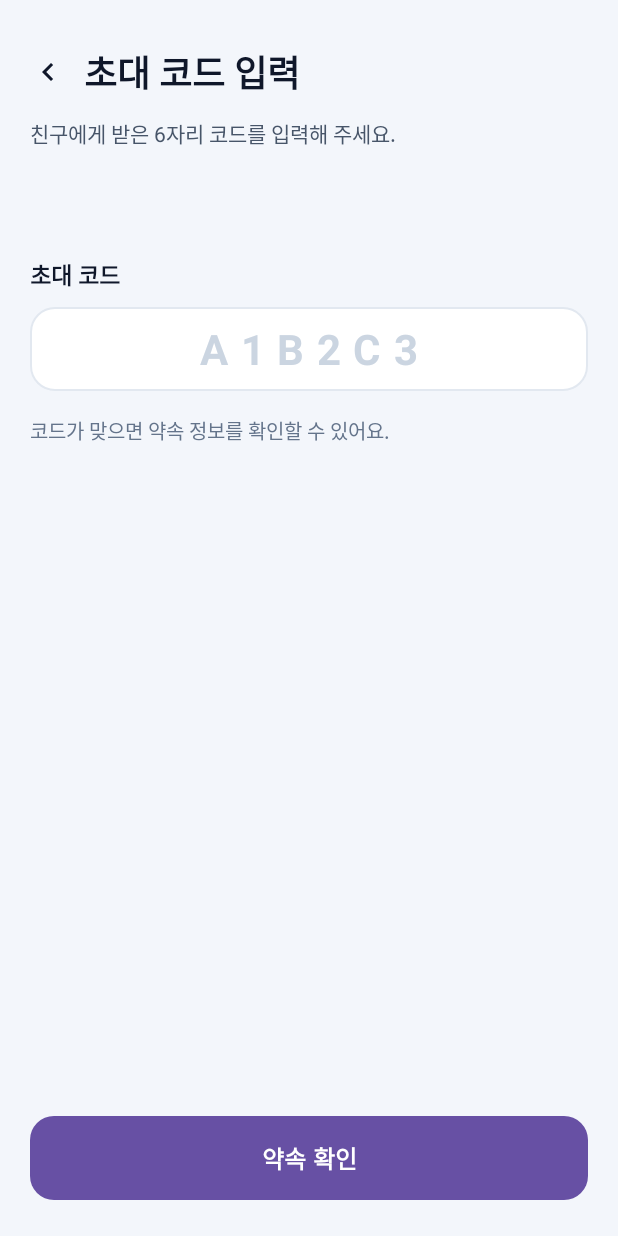
After one commit to aidkim6/Dawaga, an Android app: the JoinPromiseActivity screen opened directly, with no data from a screen before it, on a phone screen of 412 x 824 dp. The commit adds this screen. Run offline under Robolectric (Android 15) with nearby library versions, the phone set to English and light mode, and no system bars.

Commit message:
초대코드 입력 화면 생성

```diff
--- a/app/src/main/AndroidManifest.xml
+++ b/app/src/main/AndroidManifest.xml
@@ -56,6 +56,9 @@
         <activity
             android:name=".PromiseWaitingActivity"
             android:exported="false" />
+        <activity
+            android:name=".JoinPromiseActivity"
+            android:exported="false" />
 
         <!-- 위치 공유 화면 (location 패키지) -->
         <activity
--- /dev/null
+++ b/app/src/main/java/com/example/dawaga/JoinPromiseActivity.java
@@ -0,0 +1,61 @@
+package com.example.dawaga;
+
+import android.content.Intent;
+import android.os.Bundle;
+import android.text.InputFilter;
+import android.widget.Button;
+import android.widget.EditText;
+import android.widget.ImageButton;
+import android.widget.Toast;
+
+import androidx.appcompat.app.AppCompatActivity;
+
+public class JoinPromiseActivity extends AppCompatActivity {
+
+    private ImageButton btnBackJoin;
+    private EditText etInviteCode;
+    private Button btnConfirmPromise;
+
+    @Override
+    protected void onCreate(Bundle savedInstanceState) {
+        super.onCreate(savedInstanceState);
+        setContentView(R.layout.activity_join_promise);
+
+        btnBackJoin = findViewById(R.id.btn_back_join);
+        etInviteCode = findViewById(R.id.et_invite_code);
+        btnConfirmPromise = findViewById(R.id.btn_confirm_promise);
+
+        // 소문자로 입력해도 자동으로 대문자 + 최대 6자리로 변환
+        etInviteCode.setFilters(new InputFilter[]{
+                new InputFilter.AllCaps(),
+                new InputFilter.LengthFilter(6)
+        });
+
+        // 뒤로가기 버튼
+        btnBackJoin.setOnClickListener(v -> finish());
+
+        // 약속 확인 버튼 클릭
+        btnConfirmPromise.setOnClickListener(v -> {
+            String code = etInviteCode.getText().toString().trim().toUpperCase();
+
+            if (code.length() != 6) {
+                Toast.makeText(this, "6자리 초대 코드를 입력해 주세요.", Toast.LENGTH_SHORT).show();
+                return;
+            }
+
+            // TODO: DawagaFirebaseManager로 초대 코드 조회 후 약속 확인/대기실 화면 이동
+            checkInviteCode(code);
+        });
+    }
+
+    private void checkInviteCode(String inviteCode) {
+        // 임시 확인용 토스트 (Firebase 연동 전 테스트용)
+        Toast.makeText(this, "입력된 코드: " + inviteCode, Toast.LENGTH_SHORT).show();
+
+        // 연동 후 대기실 이동 예시:
+        // Intent intent = new Intent(JoinPromiseActivity.this, PromiseWaitingActivity.class);
+        // intent.putExtra("roomCode", inviteCode);
+        // startActivity(intent);
+        // finish();
+    }
+}
--- a/app/src/main/java/com/example/dawaga/MainActivity.java
+++ b/app/src/main/java/com/example/dawaga/MainActivity.java
@@ -58,6 +58,27 @@ public class MainActivity extends AppCompatActivity {
 
     // [추가] 약속 만들기 화면 결과 수신 런처
     private final ActivityResultLauncher<Intent> createPromiseLauncher =
+            registerForActivityResult(
+                    new ActivityResultContracts.StartActivityForResult(),
+                    result -> {
+                        if (result.getResultCode() == RESULT_OK && result.getData() != null) {
+                            Intent data = result.getData();
+                            String title = data.getStringExtra("promise_title");
+                            String date = data.getStringExtra("promise_date");
+                            String time = data.getStringExtra("promise_time");
+                            String place = data.getStringExtra("promise_place");
+                            String roomCode = data.getStringExtra("room_code");
+
+                            addActivePromiseCard(title, date, time, place, roomCode);
+                            if (data.getBooleanExtra("open_waiting", false)) {
+                                openPromiseWaiting(data);
+                            }
+                        }
+                    }
+            );
+
+    // [추가] 초대 코드로 참여 화면 결과 수신 런처
+    private final ActivityResultLauncher<Intent> joinPromiseLauncher =
             registerForActivityResult(
                     new ActivityResultContracts.StartActivityForResult(),
                     result -> {
@@ -180,6 +201,14 @@ public class MainActivity extends AppCompatActivity {
             cardCreatePromise.setOnClickListener(v -> {
                 Intent intent = new Intent(MainActivity.this, CreatePromiseActivity.class);
                 createPromiseLauncher.launch(intent);
+            });
+        }
+
+        LinearLayout cardJoinPromise = findViewById(R.id.card_join_by_code);
+        if (cardJoinPromise != null) {
+            cardJoinPromise.setOnClickListener(v -> {
+                Intent intent = new Intent(MainActivity.this, JoinPromiseActivity.class);
+                joinPromiseLauncher.launch(intent);
             });
         }
     }
--- /dev/null
+++ b/app/src/main/res/layout/activity_join_promise.xml
@@ -0,0 +1,113 @@
+<?xml version="1.0" encoding="utf-8"?>
+<RelativeLayout xmlns:android="http://schemas.android.com/apk/res/android"
+    xmlns:tools="http://schemas.android.com/tools"
+    android:layout_width="match_parent"
+    android:layout_height="match_parent"
+    android:background="#F3F6FB"
+    tools:context=".JoinPromiseActivity">
+
+    <!-- 하단 고정 버튼: 약속 확인 -->
+    <Button
+        android:id="@+id/btn_confirm_promise"
+        android:layout_width="match_parent"
+        android:layout_height="56dp"
+        android:layout_alignParentBottom="true"
+        android:layout_marginHorizontal="20dp"
+        android:layout_marginBottom="24dp"
+        android:background="@drawable/bg_setup_button"
+        android:backgroundTint="@null"
+        android:stateListAnimator="@null"
+        android:text="약속 확인"
+        android:textAllCaps="false"
+        android:textColor="#FFFFFF"
+        android:textSize="16sp"
+        android:textStyle="bold" />
+
+    <ScrollView
+        android:layout_width="match_parent"
+        android:layout_height="match_parent"
+        android:layout_above="@id/btn_confirm_promise"
+        android:fillViewport="true">
+
+        <LinearLayout
+            android:layout_width="match_parent"
+            android:layout_height="wrap_content"
+            android:orientation="vertical"
+            android:paddingHorizontal="20dp"
+            android:paddingTop="24dp"
+            android:paddingBottom="24dp">
+
+            <!-- 상단 헤더: < 초대 코드 입력 -->
+            <LinearLayout
+                android:layout_width="match_parent"
+                android:layout_height="wrap_content"
+                android:gravity="center_vertical"
+                android:orientation="horizontal">
+
+                <ImageButton
+                    android:id="@+id/btn_back_join"
+                    android:layout_width="48dp"
+                    android:layout_height="48dp"
+                    android:layout_marginStart="-12dp"
+                    android:background="?attr/selectableItemBackgroundBorderless"
+                    android:contentDescription="뒤로 가기"
+                    android:src="@drawable/ic_arrow_back" />
+
+                <TextView
+                    android:layout_width="wrap_content"
+                    android:layout_height="wrap_content"
+                    android:text="초대 코드 입력"
+                    android:textColor="#0F172A"
+                    android:textSize="24sp"
+                    android:textStyle="bold" />
+            </LinearLayout>
+
+            <TextView
+                android:layout_width="wrap_content"
+                android:layout_height="wrap_content"
+                android:layout_marginTop="6dp"
+                android:text="친구에게 받은 6자리 코드를 입력해 주세요."
+                android:textColor="#475569"
+                android:textSize="14sp" />
+
+            <!-- 초대 코드 라벨 (박스 바깥 상단) -->
+            <TextView
+                android:layout_width="wrap_content"
+                android:layout_height="wrap_content"
+                android:layout_marginTop="72dp"
+                android:text="초대 코드"
+                android:textColor="#0F172A"
+                android:textSize="15sp"
+                android:textStyle="bold" />
+
+            <!-- 6자리 코드 입력 박스 -->
+            <EditText
+                android:id="@+id/et_invite_code"
+                android:layout_width="match_parent"
+                android:layout_height="56dp"
+                android:layout_marginTop="10dp"
+                android:background="@drawable/bg_input_field"
+                android:gravity="center"
+                android:hint="A1B2C3"
+                android:inputType="textCapCharacters"
+                android:letterSpacing="0.3"
+                android:maxLength="6"
+                android:maxLines="1"
+                android:paddingHorizontal="18dp"
+                android:textColor="#0F172A"
+                android:textColorHint="#CBD5E1"
+                android:textSize="28sp"
+                android:textStyle="bold" />
+
+            <!-- 하단 안내 문구 -->
+            <TextView
+                android:layout_width="wrap_content"
+                android:layout_height="wrap_content"
+                android:layout_marginTop="16dp"
+                android:text="코드가 맞으면 약속 정보를 확인할 수 있어요."
+                android:textColor="#64748B"
+                android:textSize="13sp" />
+
+        </LinearLayout>
+    </ScrollView>
+</RelativeLayout>
```
